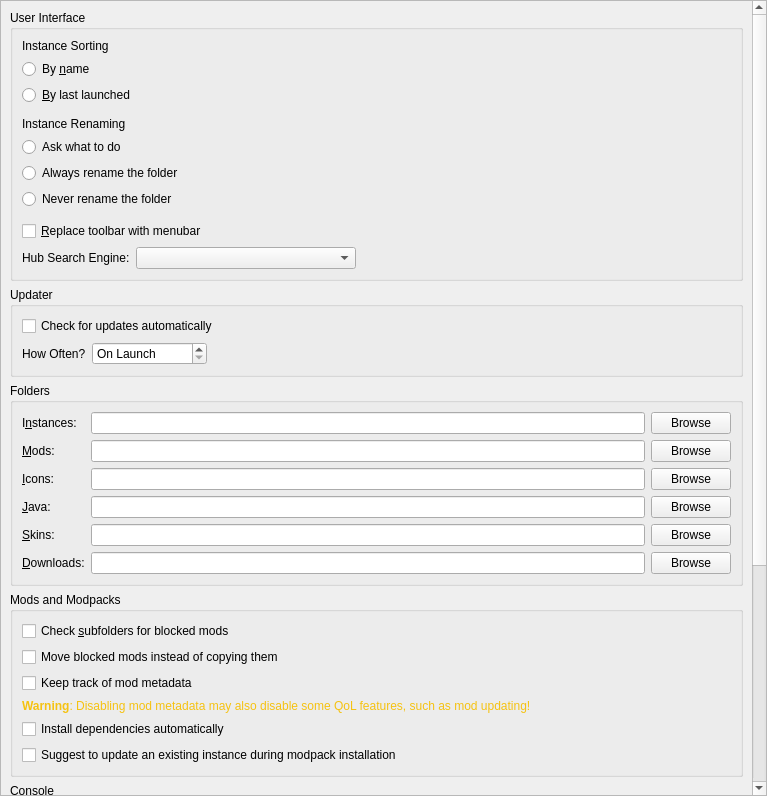
Before: the Qt Designer form launcher/ui/pages/global/LauncherPage.ui in Project-Tick/ProjT-Launcher, drawn with Qt 5.
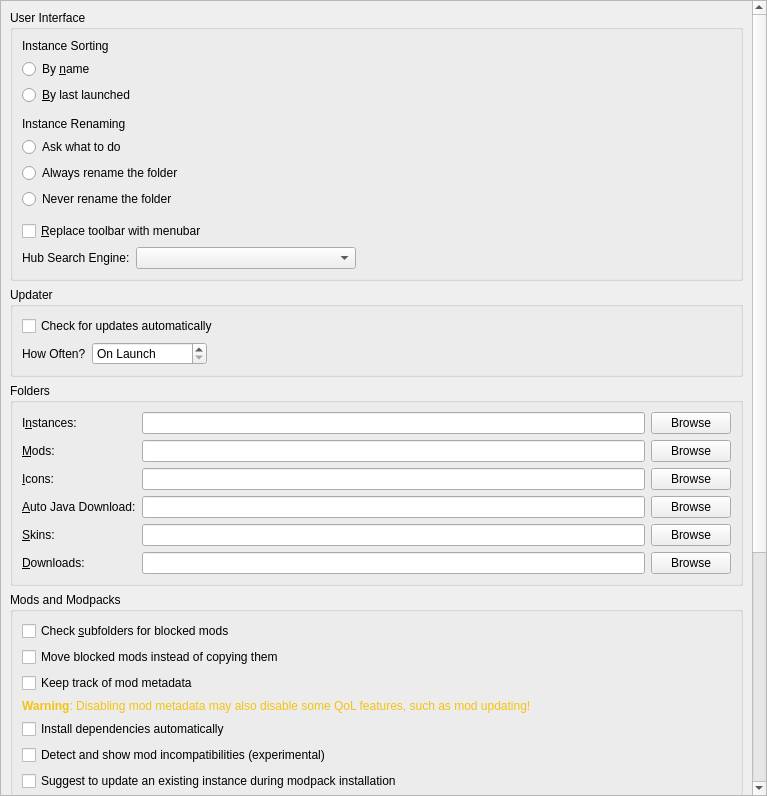
After: the same form once the commit is applied.

Patch:
```diff
--- a/launcher/ui/pages/global/LauncherPage.ui
+++ b/launcher/ui/pages/global/LauncherPage.ui
@@ -41,9 +41,9 @@
       <property name="geometry">
        <rect>
         <x>0</x>
-        <y>0</y>
+        <y>-149</y>
         <width>746</width>
-        <height>1194</height>
+        <height>1222</height>
        </rect>
       </property>
       <layout class="QVBoxLayout" name="verticalLayout_8">
@@ -295,7 +295,7 @@
           <item row="3" column="0">
            <widget class="QLabel" name="labelJavaDir">
             <property name="text">
-             <string>&amp;Java:</string>
+             <string>&amp;Auto Java Download:</string>
             </property>
             <property name="buddy">
              <cstring>javaDirTextBox</cstring>
@@ -461,6 +461,16 @@
             </property>
            </widget>
           </item>
+          <item>
+           <widget class="QCheckBox" name="showModIncompatCheckBox">
+            <property name="toolTip">
+             <string>Currently this just shows mods which are not marked as compatible with the current Minecraft version.</string>
+            </property>
+            <property name="text">
+             <string>Detect and show mod incompatibilities (experimental)</string>
+            </property>
+           </widget>
+          </item>
           <item>
            <widget class="QCheckBox" name="modpackUpdatePromptBtn">
             <property name="toolTip">
```
Left out of the diff: 6 changed lines with no effect on the pictures.
